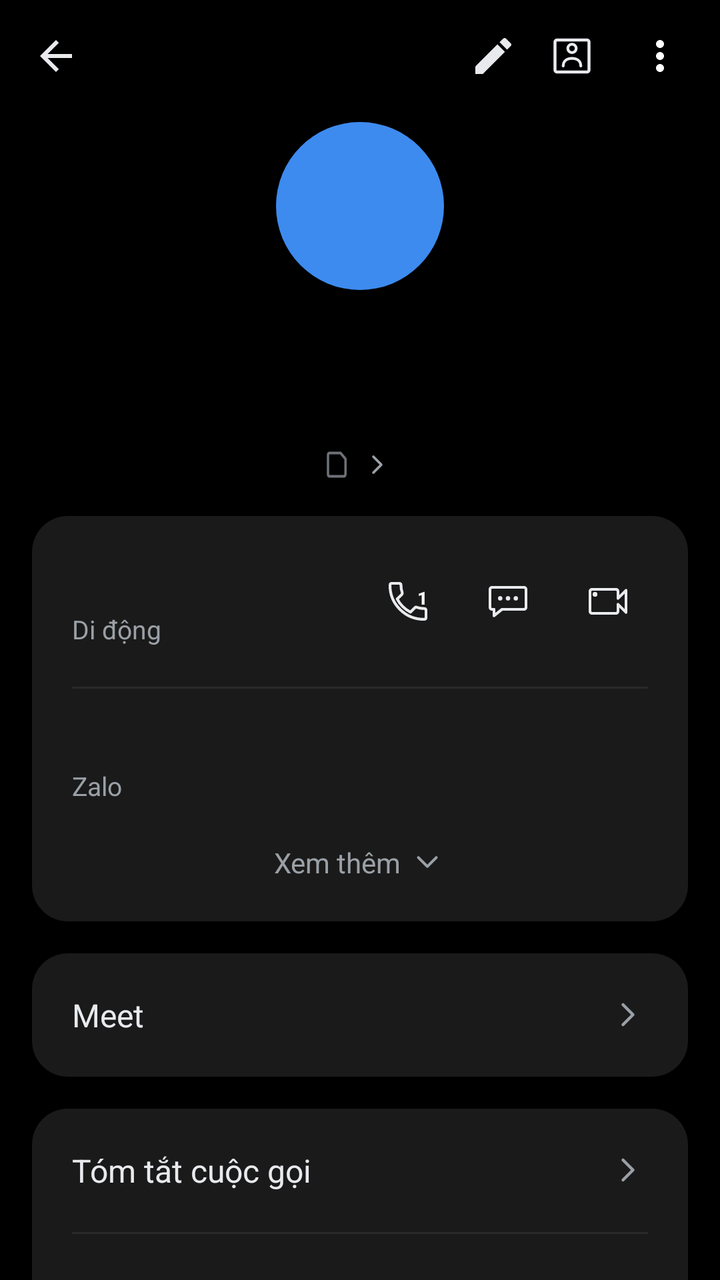
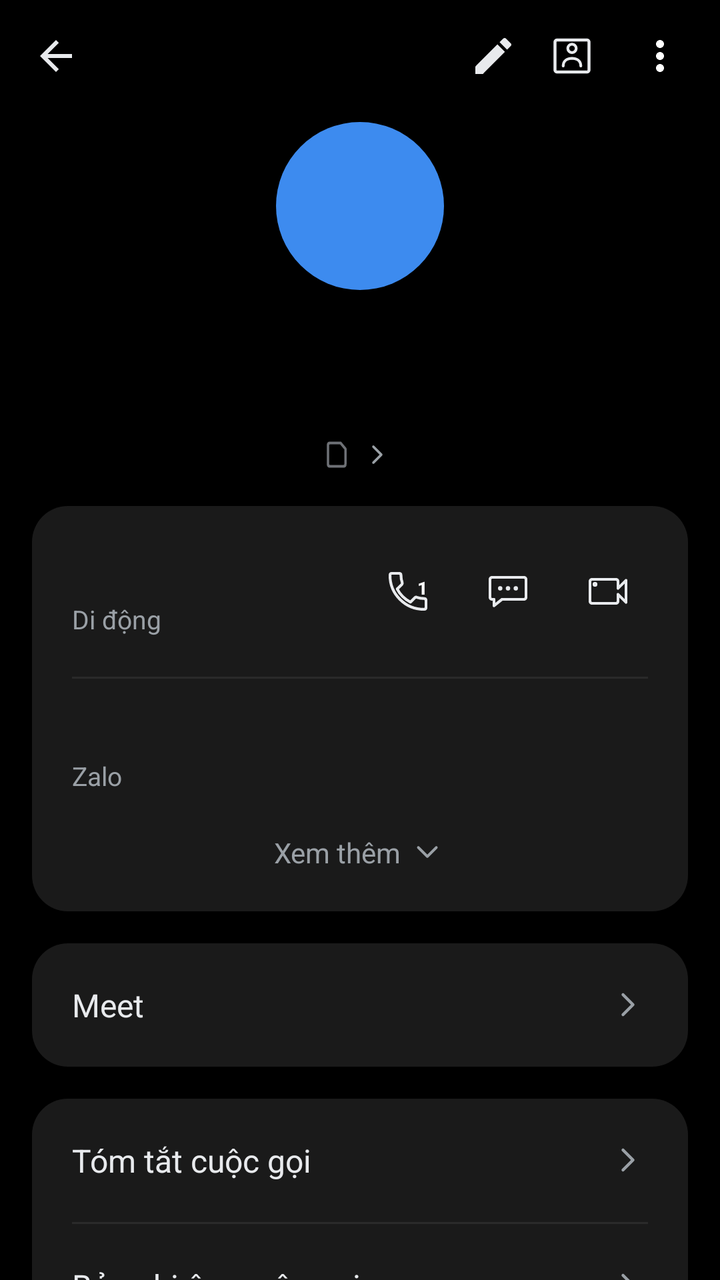

An Android layout rendered at two revisions. The XML below is the earlier revision; the diff shows what the commit changed to produce the second picture.
<!-- AndroidManifest.xml: application theme Theme.SimpleCall -->
<!-- res/layout/fragment_call_history.xml -->
<?xml version="1.0" encoding="utf-8"?>
<LinearLayout xmlns:android="http://schemas.android.com/apk/res/android"
    xmlns:app="http://schemas.android.com/apk/res-auto"
    android:layout_width="match_parent"
    android:layout_height="match_parent"
    android:orientation="vertical"
    android:background="@color/bg">

    
    <LinearLayout
        android:layout_width="match_parent" android:layout_height="56dp"
        android:orientation="horizontal" android:gravity="center_vertical"
        android:paddingStart="4dp" android:paddingEnd="8dp">

        <ImageButton android:id="@+id/btnBack"
            android:layout_width="48dp" android:layout_height="48dp"
            android:background="@android:color/transparent"
            android:src="@drawable/ic_arrow_back"
            android:contentDescription="Quay lại" />

        <Space android:layout_width="0dp" android:layout_height="1dp" android:layout_weight="1" />

        <ImageButton android:id="@+id/btnEdit"
            android:layout_width="35dp" android:layout_height="35dp"
            android:background="@android:color/transparent"
            android:src="@drawable/ic_edit"
            android:contentDescription="Sửa" />

        <ImageButton android:id="@+id/btnContactCard"
            android:layout_width="44dp" android:layout_height="44dp"
            android:background="@android:color/transparent"
            android:src="@drawable/ic_contact_card"
            android:contentDescription="Thẻ liên hệ" />

        <ImageButton android:id="@+id/btnMore"
            android:layout_width="44dp" android:layout_height="44dp"
            android:background="@android:color/transparent"
            android:src="@drawable/ic_more_vert"
            android:contentDescription="Thêm" />
    </LinearLayout>

    <ScrollView
        android:layout_width="match_parent" android:layout_height="0dp"
        android:layout_weight="1"
        android:clipToPadding="false"
        android:paddingBottom="24dp">

        <LinearLayout
            android:layout_width="match_parent" android:layout_height="wrap_content"
            android:orientation="vertical">

            
            <FrameLayout
                android:layout_width="84dp" android:layout_height="84dp"
                android:layout_gravity="center_horizontal"
                android:layout_marginTop="5dp">

                <TextView android:id="@+id/tvAvatar"
                    android:layout_width="84dp" android:layout_height="84dp"
                    android:layout_gravity="center"
                    android:background="@drawable/bg_avatar_circle"
                    android:gravity="center"
                    android:textSize="58sp" android:textColor="@color/white"
                    android:fontFamily="sans-serif-medium" />

                <ImageView android:id="@+id/ivDefaultAvatar"
                    android:layout_width="84dp" android:layout_height="84dp"
                    android:layout_gravity="center"
                    android:background="@drawable/bg_avatar_default"
                    android:src="@drawable/ic_person"
                    android:scaleType="fitCenter"
                    android:padding="4dp"
                    app:tint="@color/white"
                    android:visibility="gone"
                    android:contentDescription="@string/contact_photo" />
            </FrameLayout>

            
            <TextView android:id="@+id/tvTitle"
                android:layout_width="wrap_content" android:layout_height="wrap_content"
                android:layout_gravity="center_horizontal"
                android:layout_marginTop="10dp"
                android:layout_marginStart="32dp" android:layout_marginEnd="32dp"
                android:gravity="center"
                android:textSize="39sp"
                android:textColor="@color/text_primary"
                android:fontFamily="sans-serif" />

            
            <LinearLayout android:id="@+id/rowSimDefault"
                android:layout_width="wrap_content" android:layout_height="wrap_content"
                android:layout_gravity="center_horizontal"
                android:layout_marginTop="16dp"
                android:orientation="horizontal" android:gravity="center_vertical"
                android:clickable="true" android:focusable="true">

                <FrameLayout
                    android:layout_width="14dp" android:layout_height="14dp">

                    <TextView android:id="@+id/tvSimBadge"
                        android:layout_width="11.76dp" android:layout_height="14dp"
                        android:gravity="center"
                        android:background="@drawable/bg_sim_badge"
                        android:textSize="7sp" android:textColor="@color/call_log_muted" />
                </FrameLayout>

                <TextView android:id="@+id/tvSubtitle"
                    android:layout_width="wrap_content" android:layout_height="wrap_content"
                    android:layout_marginStart="1.5dp"
                    android:textSize="14sp" android:textColor="@color/text_secondary" />

                <ImageView
                    android:layout_width="16dp" android:layout_height="16dp"
                    android:layout_marginStart="2dp"
                    android:src="@drawable/ic_chevron_right" />
            </LinearLayout>

            
            <LinearLayout
                android:layout_width="match_parent" android:layout_height="wrap_content"
                android:layout_margin="16dp"
                android:orientation="vertical"
                android:background="@drawable/bg_card_rounded"
                android:padding="20dp">

                <LinearLayout
                    android:layout_width="match_parent" android:layout_height="wrap_content"
                    android:orientation="horizontal" android:gravity="center_vertical">

                    <LinearLayout
                        android:layout_width="0dp" android:layout_height="wrap_content"
                        android:layout_weight="1" android:orientation="vertical">

                        <TextView android:id="@+id/tvNumber"
                            android:layout_width="wrap_content" android:layout_height="wrap_content"
                            android:textSize="19sp" android:textColor="@color/text_primary" />

                        <TextView android:id="@+id/tvNumberType"
                            android:layout_width="wrap_content" android:layout_height="wrap_content"
                            android:layout_marginTop="2dp"
                            android:text="@string/number_type_mobile"
                            android:textSize="13sp" android:textColor="@color/text_secondary" />
                    </LinearLayout>

                    
                    <FrameLayout
                        android:layout_width="40dp"
                        android:layout_height="40dp">
                        <ImageButton android:id="@+id/btnCallRow"
                            android:layout_width="match_parent"
                            android:layout_height="match_parent"
                            android:background="@android:color/transparent"
                            android:src="@drawable/ic_call_outline"
                            android:contentDescription="@string/call" />
                        
                        <TextView
                            android:id="@+id/tvCallSimNum"
                            android:layout_width="wrap_content"
                            android:layout_height="wrap_content"
                            android:layout_gravity="top|end"
                            android:layout_marginTop="12dp"
                            android:layout_marginEnd="10dp"
                            android:text="1"
                            android:textSize="9sp"
                            android:textStyle="bold"
                            android:textColor="@color/white"
                            android:fontFamily="sans-serif-medium" />
                    </FrameLayout>

                    <ImageButton android:id="@+id/btnMessageRow"
                        android:layout_width="40dp" android:layout_height="40dp"
                        android:layout_marginStart="10dp"
                        android:background="@android:color/transparent"
                        android:src="@drawable/ic_message_outline"
                        android:contentDescription="Nhắn tin" />

                    <ImageButton android:id="@+id/btnVideoRow"
                        android:layout_width="40dp" android:layout_height="40dp"
                        android:layout_marginStart="10dp"
                        android:background="@android:color/transparent"
                        android:src="@drawable/ic_video_call_outline"
                        android:contentDescription="Video call" />
                </LinearLayout>

                <View android:id="@+id/divBeforeZalo"
                    android:layout_width="match_parent" android:layout_height="1dp"
                    android:layout_marginTop="20dp" android:layout_marginBottom="16dp"
                    android:background="@color/divider" />

                <LinearLayout android:id="@+id/rowZalo"
                    android:layout_width="match_parent" android:layout_height="wrap_content"
                    android:orientation="vertical"
                    android:clickable="true" android:focusable="true">

                    <TextView android:id="@+id/tvZalo"
                        android:layout_width="wrap_content" android:layout_height="wrap_content"
                        android:textSize="16sp" android:textColor="@color/text_primary" />

                    <TextView
                        android:layout_width="wrap_content" android:layout_height="wrap_content"
                        android:layout_marginTop="2dp"
                        android:text="Zalo"
                        android:textSize="13sp" android:textColor="@color/text_secondary" />
                </LinearLayout>

                <LinearLayout android:id="@+id/rowSeeMore"
                    android:layout_width="match_parent" android:layout_height="wrap_content"
                    android:layout_marginTop="20dp"
                    android:orientation="horizontal" android:gravity="center"
                    android:clickable="true" android:focusable="true">

                    <TextView
                        android:layout_width="wrap_content" android:layout_height="wrap_content"
                        android:text="Xem thêm"
                        android:textSize="14sp" android:textColor="@color/text_secondary" />

                    <ImageView
                        android:layout_width="18dp" android:layout_height="18dp"
                        android:layout_marginStart="4dp"
                        android:src="@drawable/ic_chevron_down" />
                </LinearLayout>
            </LinearLayout>

            
            <LinearLayout android:id="@+id/rowMeet"
                android:layout_width="match_parent" android:layout_height="wrap_content"
                android:layout_marginStart="16dp" android:layout_marginEnd="16dp"
                android:orientation="horizontal" android:gravity="center_vertical"
                android:background="@drawable/bg_card_rounded"
                android:padding="20dp"
                android:clickable="true" android:focusable="true">

                <TextView
                    android:layout_width="0dp" android:layout_height="wrap_content"
                    android:layout_weight="1"
                    android:text="Meet"
                    android:textSize="16sp" android:textColor="@color/text_primary" />

                <ImageView
                    android:layout_width="20dp" android:layout_height="20dp"
                    android:src="@drawable/ic_chevron_right" />
            </LinearLayout>

            
            <LinearLayout
                android:layout_width="match_parent" android:layout_height="wrap_content"
                android:layout_margin="16dp"
                android:orientation="vertical"
                android:background="@drawable/bg_card_rounded">

                <LinearLayout android:id="@+id/rowCallSummary"
                    android:layout_width="match_parent" android:layout_height="wrap_content"
                    android:orientation="horizontal" android:gravity="center_vertical"
                    android:padding="20dp"
                    android:clickable="true" android:focusable="true">

                    <TextView
                        android:layout_width="0dp" android:layout_height="wrap_content"
                        android:layout_weight="1"
                        android:text="Tóm tắt cuộc gọi"
                        android:textSize="16sp" android:textColor="@color/text_primary" />

                    <ImageView
                        android:layout_width="20dp" android:layout_height="20dp"
                        android:src="@drawable/ic_chevron_right" />
                </LinearLayout>

                <View
                    android:layout_width="match_parent" android:layout_height="1dp"
                    android:layout_marginStart="20dp" android:layout_marginEnd="20dp"
                    android:background="@color/divider" />

                <LinearLayout android:id="@+id/rowCallRecording"
                    android:layout_width="match_parent" android:layout_height="wrap_content"
                    android:orientation="horizontal" android:gravity="center_vertical"
                    android:padding="20dp"
                    android:clickable="true" android:focusable="true">

                    <TextView
                        android:layout_width="0dp" android:layout_height="wrap_content"
                        android:layout_weight="1"
                        android:text="Bản ghi âm cuộc gọi"
                        android:textSize="16sp" android:textColor="@color/text_primary" />

                    <ImageView
                        android:layout_width="20dp" android:layout_height="20dp"
                        android:src="@drawable/ic_chevron_right" />
                </LinearLayout>
            </LinearLayout>

            
            <LinearLayout android:id="@+id/cardAddContact"
                android:layout_width="match_parent" android:layout_height="wrap_content"
                android:layout_margin="16dp"
                android:orientation="vertical"
                android:background="@drawable/bg_card_rounded"
                android:visibility="gone">

                <LinearLayout android:id="@+id/rowCreateContact"
                    android:layout_width="match_parent" android:layout_height="wrap_content"
                    android:orientation="horizontal" android:gravity="center_vertical"
                    android:padding="20dp"
                    android:clickable="true" android:focusable="true">

                    <TextView
                        android:layout_width="0dp" android:layout_height="wrap_content"
                        android:layout_weight="1"
                        android:text="Tạo liên hệ mới"
                        android:textSize="16sp" android:textColor="@color/text_primary" />

                    <ImageView
                        android:layout_width="20dp" android:layout_height="20dp"
                        android:src="@drawable/ic_chevron_right" />
                </LinearLayout>

                <View
                    android:layout_width="match_parent" android:layout_height="1dp"
                    android:layout_marginStart="20dp" android:layout_marginEnd="20dp"
                    android:background="@color/divider" />

                <LinearLayout android:id="@+id/rowAddExisting"
                    android:layout_width="match_parent" android:layout_height="wrap_content"
                    android:orientation="horizontal" android:gravity="center_vertical"
                    android:padding="20dp"
                    android:clickable="true" android:focusable="true">

                    <TextView
                        android:layout_width="0dp" android:layout_height="wrap_content"
                        android:layout_weight="1"
                        android:text="Thêm vào liên lạc hiện có"
                        android:textSize="16sp" android:textColor="@color/text_primary" />

                    <ImageView
                        android:layout_width="20dp" android:layout_height="20dp"
                        android:src="@drawable/ic_chevron_right" />
                </LinearLayout>
            </LinearLayout>

            
            <LinearLayout
                android:layout_width="match_parent" android:layout_height="wrap_content"
                android:layout_marginStart="20dp" android:layout_marginEnd="12dp"
                android:layout_marginTop="8dp"
                android:orientation="horizontal" android:gravity="center_vertical">

                <TextView
                    android:layout_width="0dp" android:layout_height="wrap_content"
                    android:layout_weight="1"
                    android:text="Nhật ký cuộc gọi"
                    android:textSize="15sp" android:textColor="@color/text_secondary" />

                <TextView android:id="@+id/btnClearLog"
                    android:layout_width="wrap_content" android:layout_height="wrap_content"
                    android:text="Xóa"
                    android:textSize="15sp" android:textColor="@color/accent_blue"
                    android:padding="8dp"
                    android:clickable="true" android:focusable="true" />
            </LinearLayout>

            
            <LinearLayout android:id="@+id/llHistoryEntries"
                android:layout_width="match_parent" android:layout_height="wrap_content"
                android:layout_margin="16dp"
                android:orientation="vertical"
                android:background="@drawable/bg_card_rounded" />

        </LinearLayout>
    </ScrollView>
</LinearLayout>
<!-- resources referenced by this layout -->
<resources>
  <color name="accent_blue">#1A73E8</color>
  <color name="bg">#000000</color>
  <color name="call_log_muted">#6E7176</color>
  <color name="divider">#2A2A2A</color>
  <color name="text_primary">#E8EAED</color>
  <color name="text_secondary">#9AA0A6</color>
  <color name="white">#FFFFFF</color>
  <!-- drawable bg_avatar_circle (drawable) -->
  <?xml version="1.0" encoding="utf-8"?>
  <shape xmlns:android="http://schemas.android.com/apk/res/android"
      android:shape="oval">
      <solid android:color="@color/avatar_purple" />
  </shape>
  <!-- drawable bg_avatar_default (drawable) -->
  <?xml version="1.0" encoding="utf-8"?>
  <shape xmlns:android="http://schemas.android.com/apk/res/android"
      android:shape="oval">
      <solid android:color="@color/accent_blue" />
  </shape>
  <!-- drawable bg_card_rounded (drawable) -->
  <?xml version="1.0" encoding="utf-8"?>
  <shape xmlns:android="http://schemas.android.com/apk/res/android"
      android:shape="rectangle">
      <solid android:color="@color/detail_card_bg" />
      <corners android:radius="18dp" />
  </shape>
  <!-- drawable ic_arrow_back (drawable) -->
  <?xml version="1.0" encoding="utf-8"?>
  <vector xmlns:android="http://schemas.android.com/apk/res/android"
      android:width="24dp" android:height="24dp"
      android:viewportWidth="24" android:viewportHeight="24">
      
      <path android:fillColor="@color/text_primary"
          android:pathData="M20,11H7.83l5.59-5.59L12,4l-8,8 8,8 1.41-1.41L7.83,13H20v-2z"/>
  </vector>
  <!-- drawable ic_chevron_down (drawable) -->
  <?xml version="1.0" encoding="utf-8"?>
  <vector xmlns:android="http://schemas.android.com/apk/res/android"
      android:width="24dp" android:height="24dp"
      android:viewportWidth="24" android:viewportHeight="24">
      <path android:fillColor="#00000000"
          android:strokeColor="@color/text_secondary"
          android:strokeWidth="1.8"
          android:strokeLineCap="round"
          android:strokeLineJoin="round"
          android:pathData="M6,9 L12,15 L18,9"/>
  </vector>
  <!-- drawable ic_edit (drawable) -->
  <?xml version="1.0" encoding="utf-8"?>
  <vector xmlns:android="http://schemas.android.com/apk/res/android"
      android:width="24dp" android:height="24dp"
      android:viewportWidth="24" android:viewportHeight="24">
      <path android:fillColor="@color/text_primary"
          android:pathData="M3,17.25V21h3.75L17.81,9.94l-3.75,-3.75L3,17.25zM20.71,7.04c0.39,-0.39 0.39,-1.02 0,-1.41l-2.34,-2.34c-0.39,-0.39 -1.02,-0.39 -1.41,0l-1.83,1.83 3.75,3.75 1.83,-1.83z"/>
  </vector>
  <!-- drawable ic_more_vert (drawable) -->
  <?xml version="1.0" encoding="utf-8"?>
  <vector xmlns:android="http://schemas.android.com/apk/res/android"
      android:width="24dp" android:height="24dp"
      android:viewportWidth="24" android:viewportHeight="24">
      <path android:fillColor="#FFFFFF"
          android:pathData="M12,8c1.1,0 2,-0.9 2,-2s-0.9,-2 -2,-2 -2,0.9 -2,2 0.9,2 2,2zM12,10c-1.1,0 -2,0.9 -2,2s0.9,2 2,2 2,-0.9 2,-2 -0.9,-2 -2,-2zM12,16c-1.1,0 -2,0.9 -2,2s0.9,2 2,2 2,-0.9 2,-2 -0.9,-2 -2,-2z"/>
  </vector>
  <!-- drawable ic_person (drawable) -->
  <?xml version="1.0" encoding="utf-8"?>
  <vector xmlns:android="http://schemas.android.com/apk/res/android"
      android:width="24dp" android:height="24dp"
      android:viewportWidth="24" android:viewportHeight="24">
      <path android:fillColor="#FFFFFFFF"
          android:pathData="M12,12c2.21,0 4,-1.79 4,-4s-1.79,-4 -4,-4 -4,1.79 -4,4 1.79,4 4,4zM12,14c-2.67,0 -8,1.34 -8,4v2h16v-2c0,-2.66 -5.33,-4 -8,-4z"/>
  </vector>
  <string name="call">Gọi</string>
  <string name="contact_photo">Ảnh liên hệ</string>
  <string name="number_type_mobile">Di động</string>
  <color name="avatar_purple">#3D8BEF</color>
  <color name="detail_card_bg">#1A1A1A</color>
  <color name="primary">#1E8E3E</color>
  <color name="primary_dark">#137333</color>
  <!-- unchanged entries left out for length: 7 -->
</resources>

<!-- the commit's change to res/layout/fragment_call_history.xml (unified diff, before → after) -->
@@ -79,7 +79,7 @@
             <TextView android:id="@+id/tvTitle"
                 android:layout_width="wrap_content" android:layout_height="wrap_content"
                 android:layout_gravity="center_horizontal"
-                android:layout_marginTop="10dp"
+                android:layout_marginTop="8dp"
                 android:layout_marginStart="32dp" android:layout_marginEnd="32dp"
                 android:gravity="center"
                 android:textSize="39sp"
@@ -90,7 +90,7 @@
             <LinearLayout android:id="@+id/rowSimDefault"
                 android:layout_width="wrap_content" android:layout_height="wrap_content"
                 android:layout_gravity="center_horizontal"
-                android:layout_marginTop="16dp"
+                android:layout_marginTop="13dp"
                 android:orientation="horizontal" android:gravity="center_vertical"
                 android:clickable="true" android:focusable="true">
 
